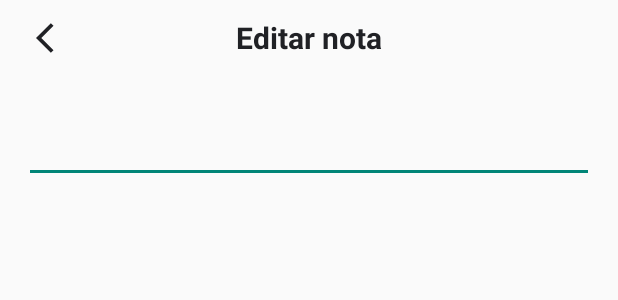
After one commit to johamja/Task-App, an Android app: the layout activity_nota_edit.xml on its own in the app's theme, with its tools: preview values and no code run, on a phone screen of 412 x 824 dp. The commit adds this screen. Shown: the top 300 px of the screen. Run offline under Robolectric (Android 15) with nearby library versions, the phone set to English and light mode, and no system bars.

Commit message:
Final
Este si es el final final.

```diff
--- /dev/null
+++ b/app/src/main/res/drawable/ic_baseline_close_24.xml
@@ -0,0 +1,5 @@
+<vector android:height="24dp" android:tint="#000000"
+    android:viewportHeight="24" android:viewportWidth="24"
+    android:width="24dp" xmlns:android="http://schemas.android.com/apk/res/android">
+    <path android:fillColor="@android:color/white" android:pathData="M19,6.41L17.59,5 12,10.59 6.41,5 5,6.41 10.59,12 5,17.59 6.41,19 12,13.41 17.59,19 19,17.59 13.41,12z"/>
+</vector>
--- /dev/null
+++ b/app/src/main/res/drawable/ic_baseline_search_24.xml
@@ -0,0 +1,5 @@
+<vector android:height="24dp" android:tint="#000000"
+    android:viewportHeight="24" android:viewportWidth="24"
+    android:width="24dp" xmlns:android="http://schemas.android.com/apk/res/android">
+    <path android:fillColor="@android:color/white" android:pathData="M15.5,14h-0.79l-0.28,-0.27C15.41,12.59 16,11.11 16,9.5 16,5.91 13.09,3 9.5,3S3,5.91 3,9.5 5.91,16 9.5,16c1.61,0 3.09,-0.59 4.23,-1.57l0.27,0.28v0.79l5,4.99L20.49,19l-4.99,-5zM9.5,14C7.01,14 5,11.99 5,9.5S7.01,5 9.5,5 14,7.01 14,9.5 11.99,14 9.5,14z"/>
+</vector>
--- a/app/src/main/res/layout/activity_books_menu.xml
+++ b/app/src/main/res/layout/activity_books_menu.xml
@@ -29,12 +29,12 @@
         app:layout_constraintTop_toTopOf="parent" />
 
     <ImageButton
-        android:id="@+id/bm_menubutton"
+        android:id="@+id/bm_buscarbutton"
         android:layout_width="40dp"
         android:layout_height="40dp"
         android:layout_marginEnd="16dp"
         android:backgroundTint="#00FFFFFF"
-        android:src="@drawable/ic_baseline_more_horiz_24"
+        android:src="@drawable/ic_baseline_search_24"
         app:layout_constraintBottom_toTopOf="@+id/bn_guideline"
         app:layout_constraintEnd_toEndOf="parent"
         app:layout_constraintTop_toTopOf="parent" />
--- /dev/null
+++ b/app/src/main/res/layout/activity_nota_edit.xml
@@ -0,0 +1,58 @@
+<?xml version="1.0" encoding="utf-8"?>
+<androidx.constraintlayout.widget.ConstraintLayout xmlns:android="http://schemas.android.com/apk/res/android"
+    xmlns:app="http://schemas.android.com/apk/res-auto"
+    xmlns:tools="http://schemas.android.com/tools"
+    android:layout_width="match_parent"
+    android:layout_height="match_parent"
+    tools:context=".Vistas.Notas.nota_edit">
+
+    <ImageButton
+        android:id="@+id/bm_backbutton2"
+        android:layout_width="40dp"
+        android:layout_height="40dp"
+        android:layout_marginStart="16dp"
+        android:backgroundTint="#00FFFFFF"
+        android:src="@drawable/ic_baseline_arrow_back_ios_24"
+        app:layout_constraintBottom_toTopOf="@+id/bn_guideline3"
+        app:layout_constraintStart_toStartOf="parent"
+        app:layout_constraintTop_toTopOf="parent" />
+
+    <TextView
+        android:id="@+id/ne_nombre"
+        android:layout_width="wrap_content"
+        android:layout_height="wrap_content"
+        android:text="Editar nota"
+        android:textSize="20sp"
+        android:textStyle="bold"
+        app:layout_constraintBottom_toTopOf="@+id/bn_guideline3"
+        app:layout_constraintEnd_toEndOf="parent"
+        app:layout_constraintStart_toStartOf="parent"
+        app:layout_constraintTop_toTopOf="parent" />
+
+    <androidx.constraintlayout.widget.Guideline
+        android:id="@+id/bn_guideline3"
+        android:layout_width="wrap_content"
+        android:layout_height="wrap_content"
+        android:orientation="horizontal"
+        app:layout_constraintGuide_begin="50dp" />
+
+    <com.google.android.material.textfield.TextInputLayout
+        android:layout_width="0dp"
+        android:layout_height="0dp"
+        android:layout_marginStart="16dp"
+        android:layout_marginTop="16dp"
+        android:layout_marginEnd="16dp"
+        android:layout_marginBottom="16dp"
+        app:layout_constraintBottom_toBottomOf="parent"
+        app:layout_constraintEnd_toEndOf="parent"
+        app:layout_constraintStart_toStartOf="parent"
+        app:layout_constraintTop_toTopOf="@+id/bn_guideline3">
+
+        <com.google.android.material.textfield.TextInputEditText
+            android:id="@+id/bn_txtedition"
+            android:layout_width="match_parent"
+            android:layout_height="wrap_content"
+            android:singleLine="false" />
+    </com.google.android.material.textfield.TextInputLayout>
+
+</androidx.constraintlayout.widget.ConstraintLayout>
--- a/app/src/main/res/layout/activity_notas_menu.xml
+++ b/app/src/main/res/layout/activity_notas_menu.xml
@@ -10,8 +10,8 @@
         android:id="@+id/bn_cardView4"
         android:layout_width="0dp"
         android:layout_height="wrap_content"
+        android:background="@drawable/notes_bottomradius"
         app:cardBackgroundColor="#FFFFFF"
-        app:cardCornerRadius="10dp"
         app:layout_constraintEnd_toEndOf="parent"
         app:layout_constraintStart_toStartOf="parent">
 
```
Also changed, not shown: app/src/main/AndroidManifest.xml (+7 -0 lines), app/src/main/java/com/example/task_app/Vistas/Cuadernos/BooksMenu.java (+91 -12 lines), app/src/main/java/com/example/task_app/Vistas/Notas/NotasMenu.java (+39 -2 lines), app/src/main/java/com/example/task_app/Vistas/Notas/nota_edit.java (added, +47 -0 lines), app/src/main/res/drawable/notes_bottomradius.xml (added, +7 -0 lines), app/src/main/res/layout/bottom_sheet_search_book.xml (added, +90 -0 lines).
